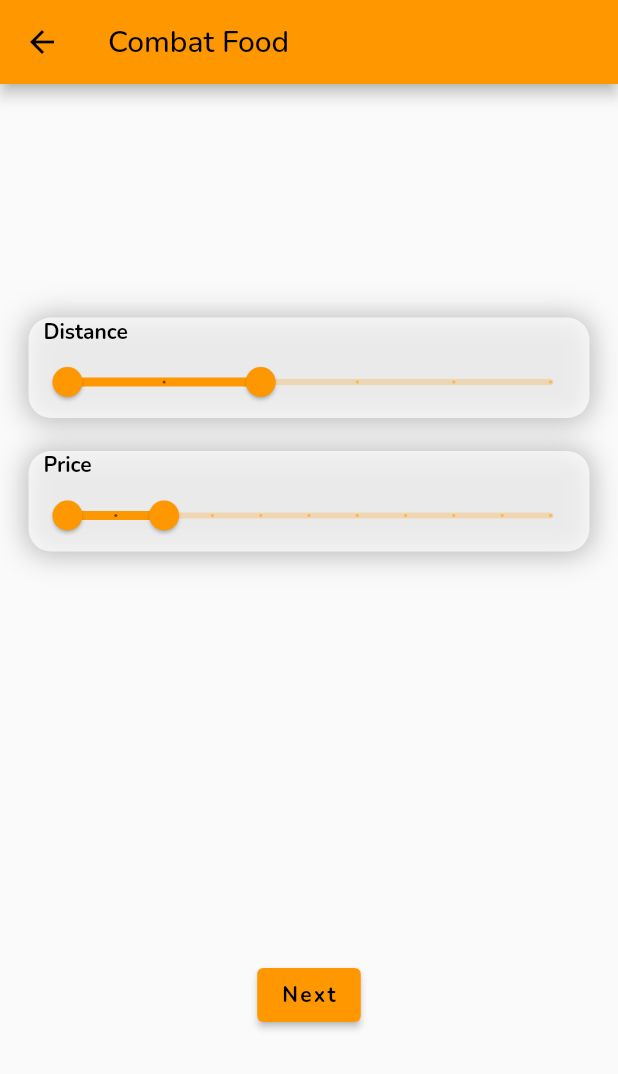
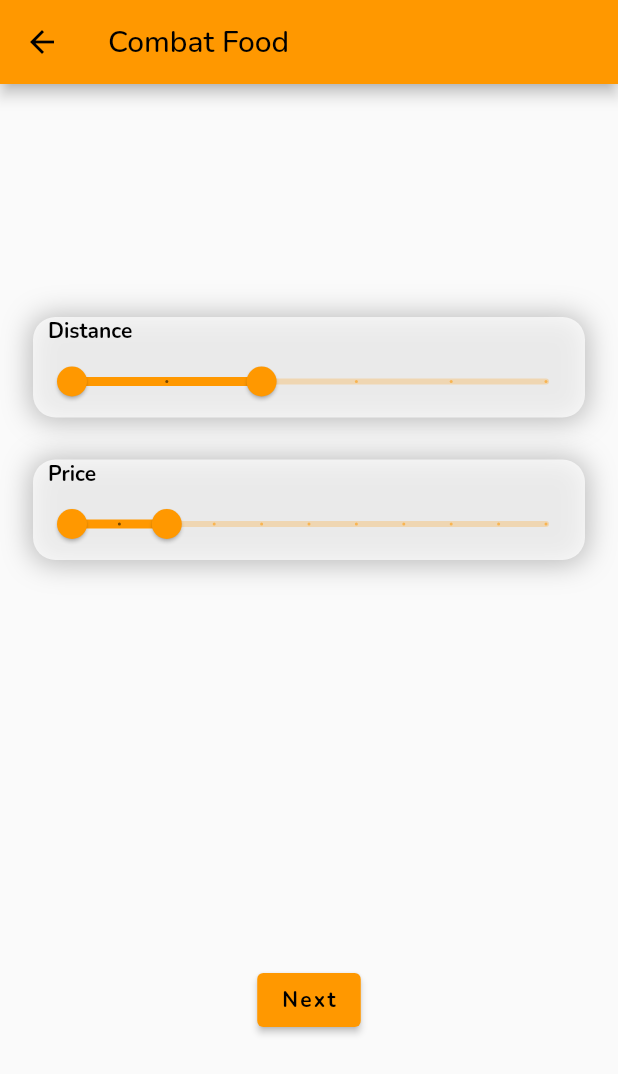
Before and after one commit to sawamotokai/combat-food, a Flutter app: the Pref screen opened directly, after a tap on "Next", on a phone screen of 412 x 824 dp. Shown: the top 1074 px of the screen. Run offline on Flutter 3.47's test engine with Material 2 defaults, Android fonts, the phone set to English and light mode, and no system bars; our stand-ins replace cloud_firestore, datetime_picker_formfield, firebase_auth, firebase_core, flutter_dotenv, flutter_svg and 7 more; accounts and stored records are empty; generated files the repository leaves out were written again.

Commit message:
added logout in setting

```diff
--- a/lib/screens/home/home.dart
+++ b/lib/screens/home/home.dart
@@ -1,5 +1,6 @@
 import 'package:combat_food/screens/preference/pref.dart';
 import 'package:combat_food/screens/sign-up/customer-sign-up.dart';
+import 'package:combat_food/screens/swipe/setting_screen/setting.dart';
 import 'package:flutter/material.dart';
 import 'package:combat_food/services/auth.dart';
 import 'package:combat_food/screens/swipe/swipe.dart';
@@ -25,10 +26,10 @@ class HomeScreen extends StatelessWidget {
 
             // TODO: fetch user and decide which screen to render (dashboard or preference)
             // return Dashboard();
-            return Pref();
+            return SwipeScreen();
           }
           // return SwipeScreen();
-          return Pref();
+          return SwipeScreen();
           // return const LoginScreen();
         });
   }
--- a/lib/screens/swipe/setting_screen/apply/apply_button_field.dart
+++ b/lib/screens/swipe/setting_screen/apply/apply_button_field.dart
@@ -10,7 +10,7 @@ class ApplyButtonField extends StatelessWidget {
       child: Container(
         child: ApplyButton(onPressed),
         decoration: BoxDecoration(
-          color: Colors.white70,
+          // color: Colors.white70,
           borderRadius: BorderRadius.circular(15),
           boxShadow: const [
             BoxShadow(
--- a/lib/screens/swipe/setting_screen/distance/distance_field.dart
+++ b/lib/screens/swipe/setting_screen/distance/distance_field.dart
@@ -6,7 +6,7 @@ class DistanceField extends StatelessWidget {
   @override
   Widget build(BuildContext context) {
     return Padding(
-      padding: const EdgeInsets.all(3.0),
+      padding: const EdgeInsets.all(6.0),
       child: Container(
         decoration: BoxDecoration(
           color: Colors.white70,
--- a/lib/screens/swipe/setting_screen/food_type/food_type_field.dart
+++ b/lib/screens/swipe/setting_screen/food_type/food_type_field.dart
@@ -13,7 +13,7 @@ class FoodTypeField extends StatelessWidget {
   @override
   Widget build(BuildContext context) {
     return Padding(
-      padding: const EdgeInsets.all(3.0),
+      padding: const EdgeInsets.all(8.0),
       child: Container(
         decoration: BoxDecoration(
           color: Colors.white70,
--- a/lib/screens/swipe/setting_screen/price/price_field.dart
+++ b/lib/screens/swipe/setting_screen/price/price_field.dart
@@ -6,7 +6,7 @@ class PriceField extends StatelessWidget {
   @override
   Widget build(BuildContext context) {
     return Padding(
-      padding: const EdgeInsets.all(3.0),
+      padding: const EdgeInsets.all(6.0),
       child: Container(
         decoration: BoxDecoration(
           color: Colors.white70,
```
Also changed, not shown: lib/screens/swipe/setting_screen/logout/logout_bottun.dart (added, +26 -0 lines), lib/screens/swipe/setting_screen/logout/logout_bottun_field.dart (added, +14 -0 lines), lib/screens/swipe/setting_screen/setting.dart (+13 -3 lines).
